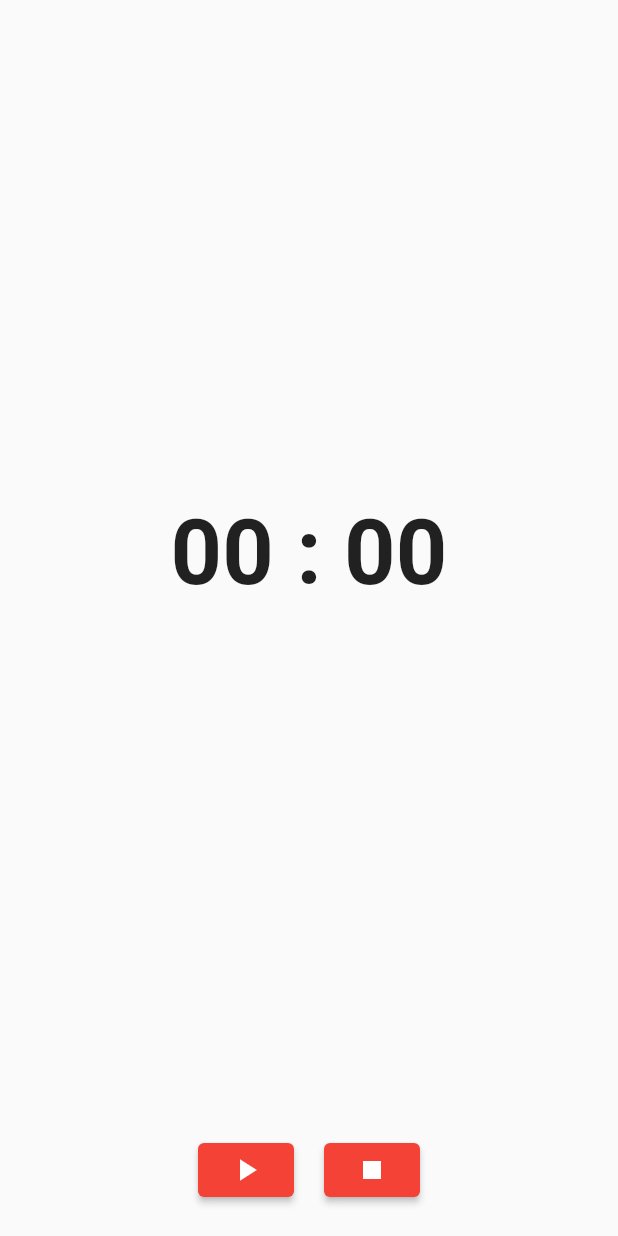
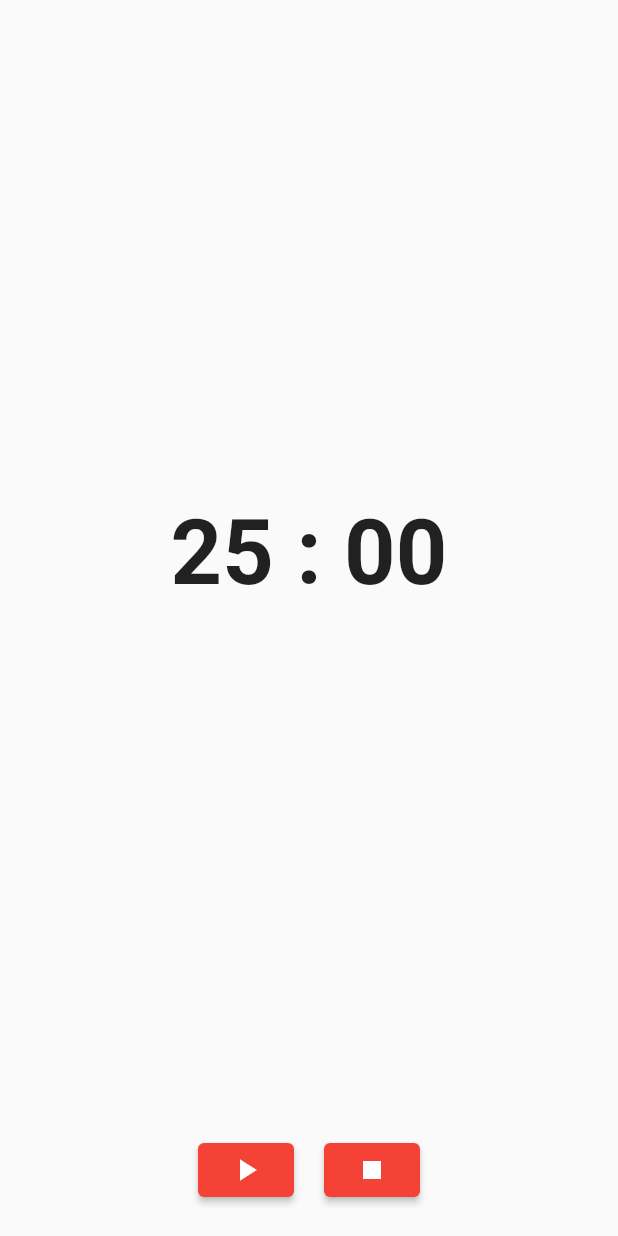
Before and after one commit to yagizdo/countdown-ui, a Flutter app: the screen it shows after launch, after a tap on the "stop" icon, on a phone screen of 412 x 824 dp. Run offline on Flutter 3.47's test engine with Material 2 defaults, Android fonts, the phone set to English and light mode, and no system bars.

Commit message:
added default timer

```diff
--- a/lib/Screens/home_screen.dart
+++ b/lib/Screens/home_screen.dart
@@ -10,13 +10,14 @@ class HomeScreen extends StatefulWidget {
 class _HomeScreenState extends State<HomeScreen> with TickerProviderStateMixin {
   late AnimationController controller;
 
+  int defaultMinutes = 25;
   bool isCounting = false;
 
   @override
   void initState() {
     super.initState();
     controller = AnimationController(
-        vsync: this, duration: const Duration(seconds: 180));
+        vsync: this, duration: Duration(minutes: defaultMinutes));
   }
 
   @override
@@ -27,7 +28,7 @@ class _HomeScreenState extends State<HomeScreen> with TickerProviderStateMixin {
 
   String get countText {
     Duration count = controller.duration! * controller.value;
-    return '${(count.inMinutes % 60).toString().padLeft(2, '0')} : ${(count.inSeconds % 60).toString().padLeft(2, '0')}';
+    return '${(count.inMinutes % 60 == 0 ? defaultMinutes : count.inMinutes % 60).toString().padLeft(2, '0')} : ${(count.inSeconds % 60).toString().padLeft(2, '0')}';
   }
 
   @override
@@ -71,7 +72,14 @@ class _HomeScreenState extends State<HomeScreen> with TickerProviderStateMixin {
               const SizedBox(
                 width: 20,
               ),
-              ElevatedButton(onPressed: () {}, child: Icon(Icons.stop)),
+              ElevatedButton(
+                  onPressed: () {
+                    controller.reset();
+                    setState(() {
+                      isCounting = false;
+                    });
+                  },
+                  child: Icon(Icons.stop)),
             ],
           ),
         )
```
